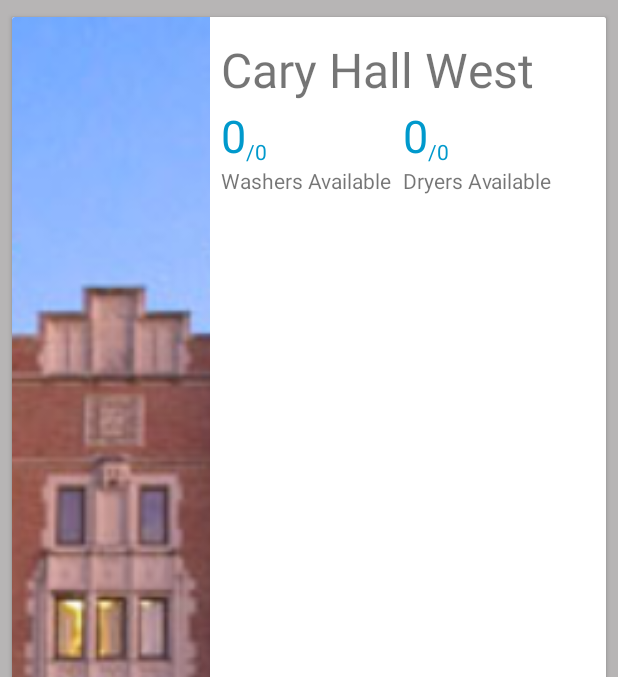
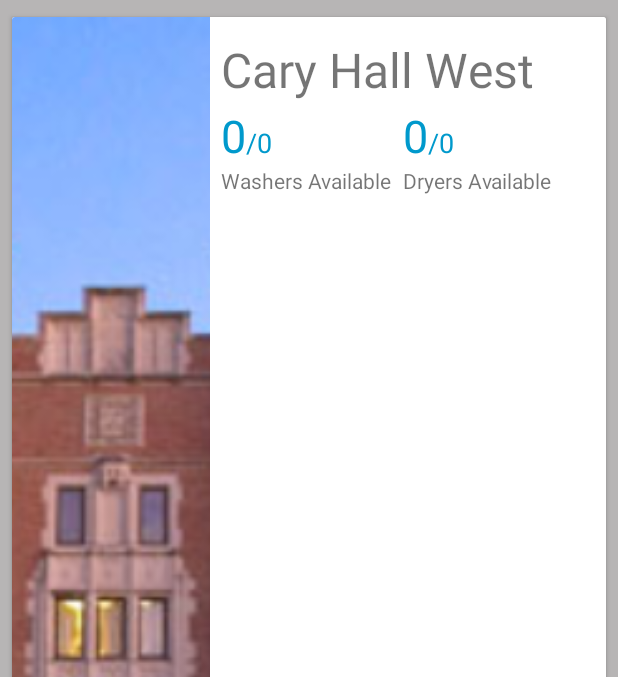
Before and after one commit to Purdue-ACM-SIGAPP/PurdueLaundry-android, an Android app: the screen it shows after launch (LocationActivity), on a phone screen of 412 x 824 dp, the part 84-761 px from its top. Run offline under Robolectric (Android 15) with nearby library versions, the phone set to English and light mode, and no system bars; our stand-ins replace Picasso; pictures from the network do not load; 2 statements that could not run were skipped.

Commit message:
Quick UI fix to align font

```diff
--- a/app/src/main/res/layout/cardview_location.xml
+++ b/app/src/main/res/layout/cardview_location.xml
@@ -72,6 +72,8 @@
                         android:layout_toRightOf="@id/text_view_washer_count"
                         android:layout_toEndOf="@id/text_view_washer_count"
                         android:layout_above="@id/text_view_washer"
+                        android:textSize="18sp"
+                        android:layout_marginBottom="3dp"
                         android:textColor="@android:color/holo_blue_dark"/>
 
             </RelativeLayout>
@@ -111,6 +113,8 @@
                         android:layout_toRightOf="@id/text_view_dryer_count"
                         android:layout_toEndOf="@id/text_view_dryer_count"
                         android:layout_above="@id/text_view_dryer"
+                        android:textSize="18sp"
+                        android:layout_marginBottom="3dp"
                         android:textColor="@android:color/holo_blue_dark"/>
 
 
```
